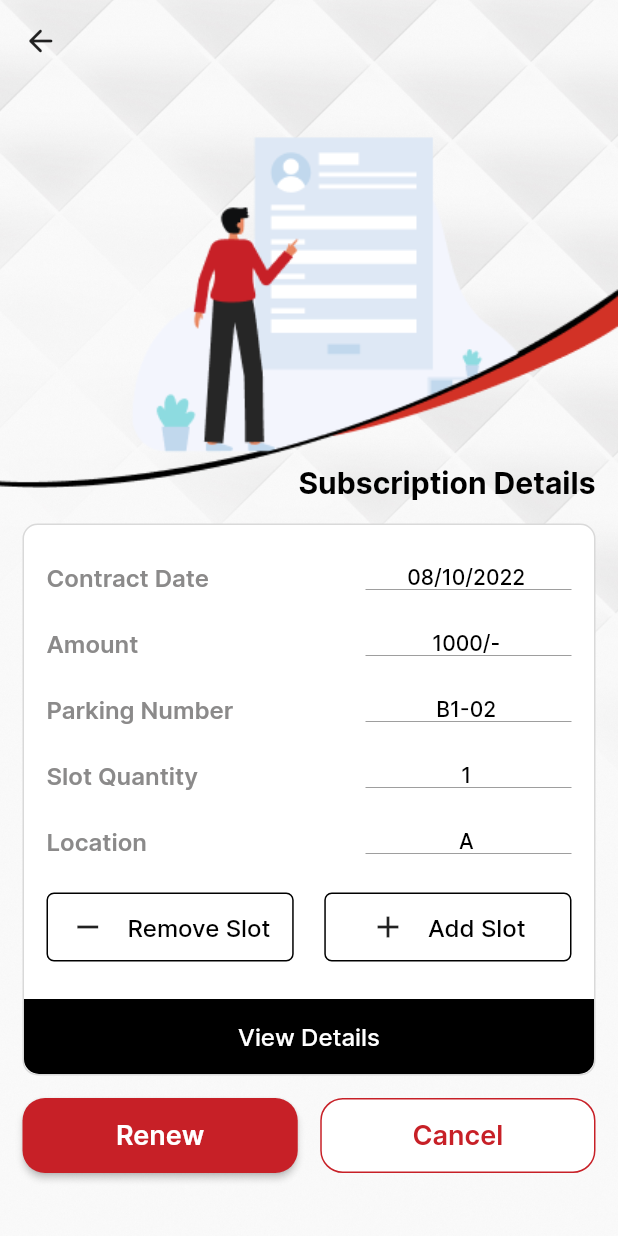
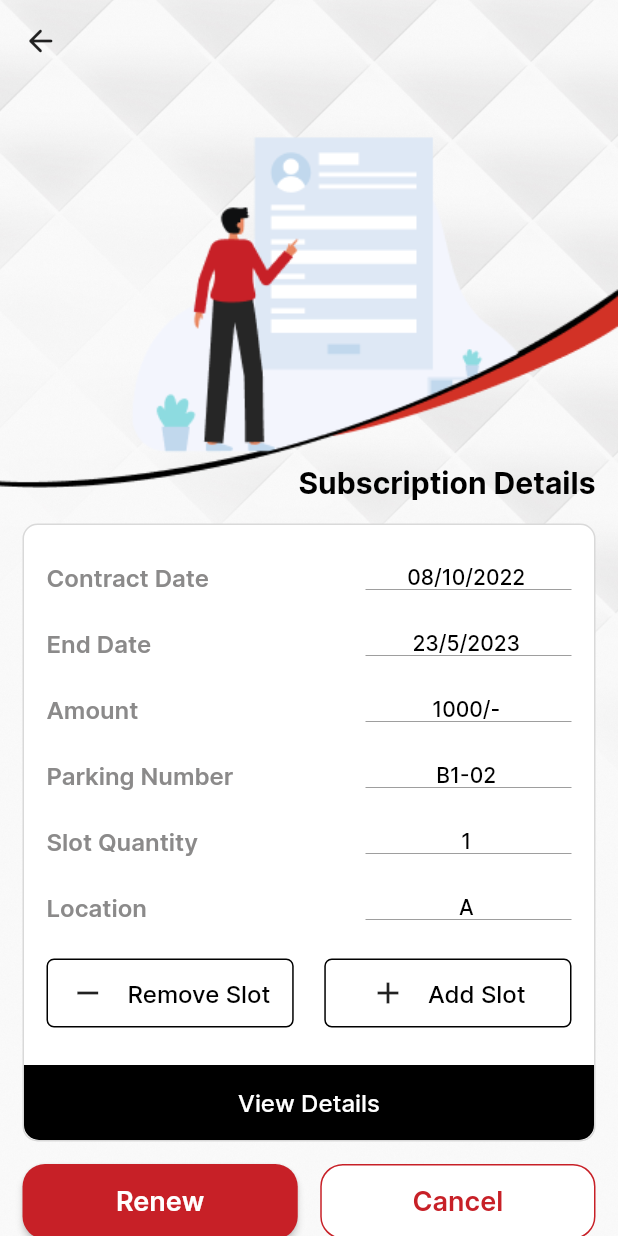
Before and after one commit to devarshkikani/Vehicle-Tracking-App, a Flutter app: the GotoYourSubscriptionScreen screen opened directly, on a phone screen of 412 x 824 dp. Run offline on Flutter 3.47's test engine with Material 2 defaults, Android fonts, the light colour scheme and no system bars; our stand-ins replace flutter_svg, get.

Commit message:
add end date

```diff
--- a/lib/pages/subscribed/go_to_your_subcription_screen.dart
+++ b/lib/pages/subscribed/go_to_your_subcription_screen.dart
@@ -131,6 +131,34 @@ class _GotoYourSubscriptionScreenState
                         enabled: false,
                         style: AppTextStyle.normalRegular14,
                         controller: TextEditingController(text: '08/10/2022'),
+                        textAlign: TextAlign.center,
+                        decoration: const InputDecoration(
+                          isDense: true,
+                          contentPadding: EdgeInsets.zero,
+                        ),
+                      ),
+                    ),
+                  ],
+                ),
+                height25,
+                Row(
+                  mainAxisAlignment: MainAxisAlignment.spaceBetween,
+                  children: [
+                    SizedBox(
+                      width: Get.width / 3,
+                      child: Text(
+                        'End Date',
+                        style: AppTextStyle.normalSemiBold16.copyWith(
+                          color: greyColor,
+                        ),
+                      ),
+                    ),
+                    SizedBox(
+                      width: Get.width / 3,
+                      child: TextField(
+                        enabled: false,
+                        style: AppTextStyle.normalRegular14,
+                        controller: TextEditingController(text: '23/5/2023'),
                         textAlign: TextAlign.center,
                         decoration: const InputDecoration(
                           isDense: true,
```
